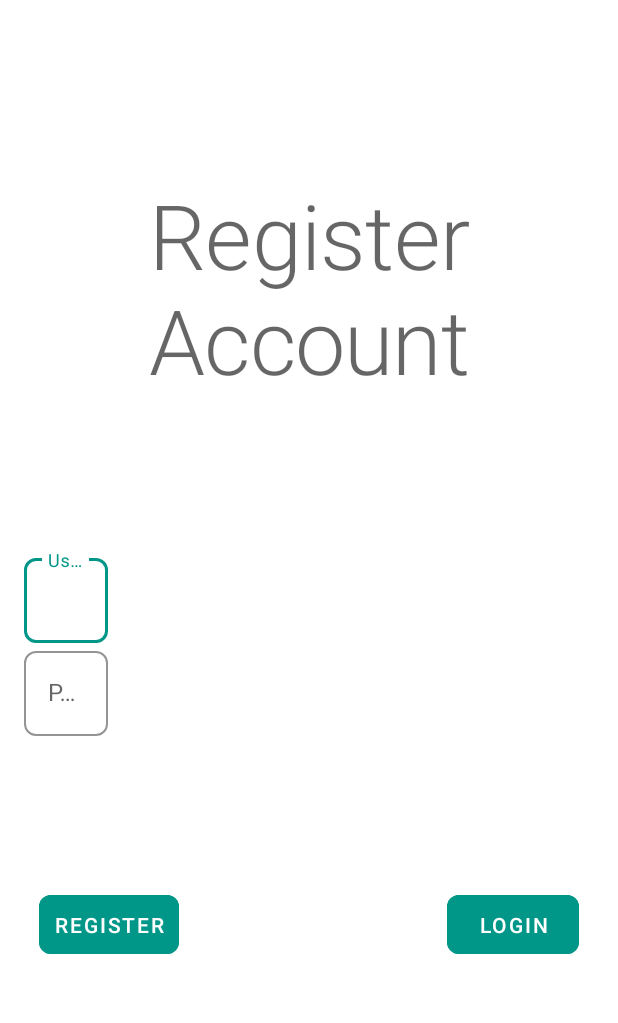
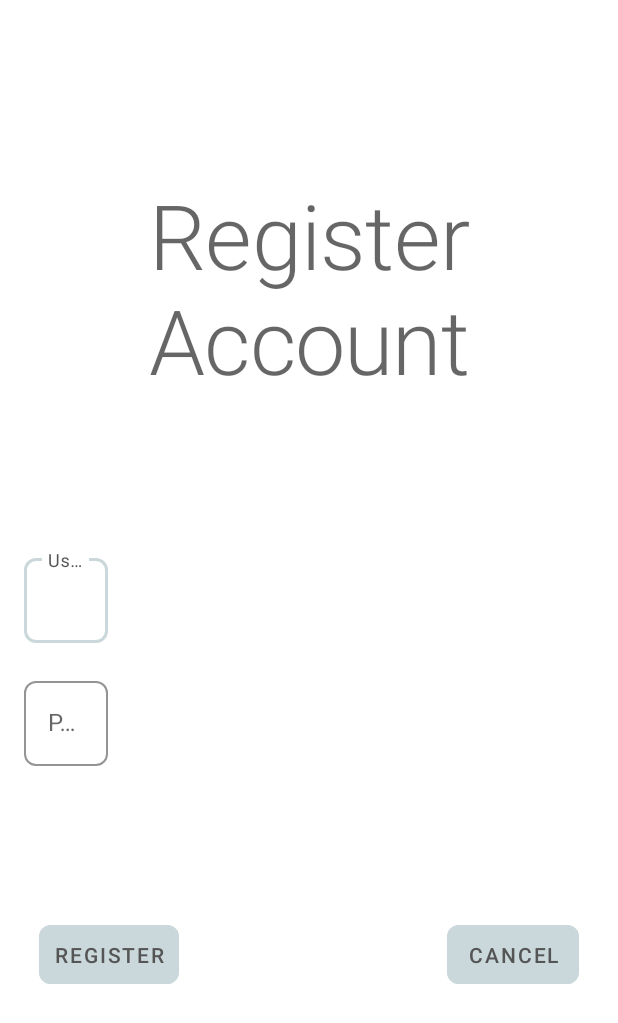
Before and after one commit to brapana/Bank, an Android app: the RegisterActivity screen opened directly, with no data from a screen before it, on a phone screen of 412 x 824 dp. Shown: the top 1023 px of the screen. Run offline under Robolectric (Android 15) with nearby library versions, the phone set to English and light mode, and no system bars.

Commit message:
update on layout and palette

```diff
--- a/app/src/main/res/layout/activity_register.xml
+++ b/app/src/main/res/layout/activity_register.xml
@@ -1,27 +1,13 @@
 <?xml version="1.0" encoding="utf-8"?>
-<LinearLayout
+<ScrollView
     xmlns:android="http://schemas.android.com/apk/res/android"
     xmlns:app="http://schemas.android.com/apk/res-auto"
     xmlns:tools="http://schemas.android.com/tools"
     android:layout_width="match_parent"
     android:layout_height="match_parent"
     android:layout_margin="@dimen/default_margin"
-    android:orientation="vertical"
+    android:fillViewport="true"
     tools:context=".RegisterActivity">
-
-    <Space
-        android:layout_width="match_parent"
-        android:layout_height="@dimen/spacer" />
-
-    <TextView
-        android:id="@+id/title"
-        android:layout_width="wrap_content"
-        android:layout_height="wrap_content"
-        android:layout_gravity="center_horizontal"
-        android:text="@string/register_header"
-        android:textAlignment="center"
-        android:textAppearance="@style/Bank.Heading" />
-
 
     <RelativeLayout
         android:layout_width="match_parent"
@@ -32,11 +18,26 @@
             android:layout_width="match_parent"
             android:layout_height="@dimen/spacer" />
 
+        <TextView
+            android:id="@+id/title"
+            android:layout_width="wrap_content"
+            android:layout_height="wrap_content"
+            android:layout_below="@id/spacer"
+            android:text="@string/register_header"
+            android:textAlignment="center"
+            android:textAppearance="@style/Bank.Heading" />
+
+        <Space
+            android:id="@+id/spacer2"
+            android:layout_width="match_parent"
+            android:layout_height="@dimen/spacer"
+            android:layout_below="@id/title" />
+
         <com.google.android.material.textfield.TextInputLayout
             android:id="@+id/layout"
             android:layout_width="match_parent"
             android:layout_height="wrap_content"
-            android:layout_below="@id/spacer"
+            android:layout_below="@id/spacer2"
             app:hintEnabled="true">
 
             <com.google.android.material.textfield.TextInputEditText
@@ -52,11 +53,17 @@
 
         </com.google.android.material.textfield.TextInputLayout>
 
+        <Space
+            android:id="@+id/spacer3"
+            android:layout_width="match_parent"
+            android:layout_height="@dimen/spacer_small"
+            android:layout_below="@id/layout"/>
+
         <com.google.android.material.textfield.TextInputLayout
             android:id="@+id/layout2"
             android:layout_width="match_parent"
             android:layout_height="wrap_content"
-            android:layout_below="@id/layout"
+            android:layout_below="@id/spacer3"
             app:hintEnabled="true">
 
             <com.google.android.material.textfield.TextInputEditText
@@ -75,7 +82,7 @@
         </com.google.android.material.textfield.TextInputLayout>
 
         <Space
-            android:id="@+id/spacer2"
+            android:id="@+id/spacer4"
             android:layout_width="match_parent"
             android:layout_height="@dimen/spacer"
             android:layout_below="@id/layout2" />
@@ -84,7 +91,7 @@
             android:id="@+id/register_button"
             android:layout_width="wrap_content"
             android:layout_height="wrap_content"
-            android:layout_below="@id/spacer2"
+            android:layout_below="@id/spacer4"
             android:layout_alignParentStart="true"
             android:layout_marginStart="@dimen/button_margin"
             android:text="@string/register" />
@@ -93,11 +100,11 @@
             android:id="@+id/cancel_button"
             android:layout_width="wrap_content"
             android:layout_height="wrap_content"
-            android:layout_below="@id/spacer2"
+            android:layout_below="@id/spacer4"
             android:layout_alignParentEnd="true"
             android:layout_marginEnd="@dimen/button_margin"
-            android:text="@string/login" />
+            android:text="@string/cancel" />
 
     </RelativeLayout>
 
-</LinearLayout>
+</ScrollView>
--- a/app/src/main/res/values-night/themes.xml
+++ b/app/src/main/res/values-night/themes.xml
@@ -1,20 +1,21 @@
 <resources xmlns:tools="http://schemas.android.com/tools">
     <!-- Base application theme. -->
-    <style name="Theme.Bank" parent="Theme.MaterialComponents.DayNight.DarkActionBar">
+    <style name="Theme.Bank" parent="Theme.MaterialComponents.DayNight.NoActionBar">
         <!-- Primary brand color. -->
-        <item name="colorPrimary">@color/teal_200</item>
-        <item name="colorPrimaryVariant">@color/teal_200_dark</item>
-        <item name="colorOnPrimary">@color/black</item>
+        <item name="colorPrimary">@color/blue_100</item>
+        <item name="colorPrimaryVariant">@color/black_700</item>
+        <item name="colorOnPrimary">@color/black_700</item>
         <!-- Secondary brand color. -->
-        <item name="colorSecondary">@color/deep_orange_200</item>
-        <item name="colorSecondaryVariant">@color/deep_orange_200</item>
-        <item name="colorOnSecondary">@color/black</item>
+        <item name="colorSecondary">?attr/colorPrimary</item>
+        <item name="colorSecondaryVariant">?attr/colorPrimaryVariant</item>
+        <item name="colorOnSecondary">?attr/colorOnPrimary</item>
         <!-- Status bar color. -->
         <item name="android:statusBarColor" tools:targetApi="l">?attr/colorPrimaryVariant</item>
+
         <!-- Customize your theme here. -->
         <item name="backgroundColor">@color/background</item>
         <item name="colorOnBackground">@color/light_gray</item>
-        <item name="colorError">@color/error</item>
+        <item name="colorError">@color/bronze_500</item>
         <item name="colorOnError">@color/black</item>
 
         <item name="android:backgroundTint">?attr/backgroundColor</item>
@@ -25,6 +26,6 @@
 
         <item name="shapeAppearanceSmallComponent">@style/Bank.ShapeAppearance.Small</item>
         <item name="textInputStyle">@style/Bank.TextInputStyle</item>
-        <item name="materialButtonStyle">@style/Bank.TextButtonStyle</item>
+        <item name="materialButtonStyle">@style/Bank.TextButtonStyleDark</item>
     </style>
 </resources>
--- a/app/src/main/res/values/colors.xml
+++ b/app/src/main/res/values/colors.xml
@@ -1,27 +1,18 @@
 <?xml version="1.0" encoding="utf-8"?>
 <resources>
-    <!--
-    <color name="purple_200">#FFBB86FC</color>
-    <color name="purple_500">#FF6200EE</color>
-    <color name="purple_700">#FF3700B3</color>
-    <color name="teal_200">#FF03DAC5</color>
-    <color name="teal_700">#FF018786</color> -->
     <color name="black">#FF000000</color>
     <color name="white">#FFFFFFFF</color>
 
-    <color name="teal_200">#80cbc4</color>
-    <color name="teal_200_light">#b2fef7</color> <!-- accent color-->
-    <color name="teal_200_dark">#4f9a94</color> <!-- quick links bar-->
-
-    <color name="teal_500">#009688</color>
-    <color name="teal_500_light">#52c7b8</color>
-    <color name="teal_500_dark">#00675b</color>
-
-    <color name="deep_orange_200">#ffab91</color>
-    <color name="deep_orange_200_light">#ffddc1</color>
-    <color name="deep_orange_200_dark">#c97b63</color>
-
-    <color name="error">#cf6679</color>
     <color name="background">#121212</color>
     <color name="light_gray">#E2E2E1</color>
+
+    <!-- WHY ARE YOU PEEKING IN HERE???? -->
+    <!-- Anyway, fun fact:
+         The color palette of this app is using the colors found on the US $100 bill (except the
+         standard colors above). Share this for a compliment. -->
+    <color name="blue_100">#CAD8DB</color>
+    <color name="bronze_500">#D8B798</color>
+    <color name="bronze_900">#B36A41</color>
+    <color name="green_700">#517E61</color>
+    <color name="black_700">#555555</color>
 </resources>
--- a/app/src/main/res/values/dimens.xml
+++ b/app/src/main/res/values/dimens.xml
@@ -4,5 +4,6 @@
 
     <dimen name="default_margin">16dp</dimen>
     <dimen name="spacer">100dp</dimen>
+    <dimen name="spacer_small">20dp</dimen>
     <dimen name="button_margin">10dp</dimen>
 </resources>
--- a/app/src/main/res/values/strings.xml
+++ b/app/src/main/res/values/strings.xml
@@ -4,6 +4,7 @@
     <string name="password">Password</string>
     <string name="login">Login</string>
     <string name="register">Register</string>
+    <string name="cancel">Cancel</string>
     <string name="login_header">Bank Login</string>
     <string name="register_header">Register Account</string>
     <string name="title_activity_register">RegisterActivity</string>
--- a/app/src/main/res/values/styles.xml
+++ b/app/src/main/res/values/styles.xml
@@ -19,6 +19,7 @@
         <item name="boxStrokeColor">?attr/colorPrimary</item>
         <item name="boxStrokeErrorColor">?attr/colorError</item>
         <item name="endIconTint">?attr/colorPrimary</item>
+        <item name="hintTextColor">?attr/colorOnPrimary</item>
     </style>
 
     <!-- button -->
@@ -26,6 +27,9 @@
         <item name="android:textColor">?attr/colorOnPrimary</item>
         <item name="android:backgroundTint">?attr/colorPrimary</item>
         <item name="android:padding">@dimen/button_padding</item>
+    </style>
+
+    <style name="Bank.TextButtonStyleDark" parent="@style/Bank.TextButtonStyle">
         <item name="rippleColor">@color/ripple_material_light</item>
     </style>
 
--- a/app/src/main/res/values/themes.xml
+++ b/app/src/main/res/values/themes.xml
@@ -1,18 +1,21 @@
 <resources xmlns:tools="http://schemas.android.com/tools">
     <!-- Base application theme. -->
-    <style name="Theme.Bank" parent="Theme.MaterialComponents.DayNight.DarkActionBar">
+    <style name="Theme.Bank" parent="Theme.MaterialComponents.DayNight.NoActionBar">
         <!-- Primary brand color. -->
-        <item name="colorPrimary">@color/teal_500</item>
-        <item name="colorPrimaryVariant">@color/teal_500_dark</item>
-        <item name="colorOnPrimary">@color/white</item>
+        <item name="colorPrimary">@color/blue_100</item>
+        <item name="colorPrimaryVariant">@color/black_700</item>
+        <item name="colorOnPrimary">@color/black_700</item>
         <!-- Secondary brand color. -->
-        <item name="colorSecondary">@color/deep_orange_200</item>
-        <item name="colorSecondaryVariant">@color/deep_orange_200_dark</item>
-        <item name="colorOnSecondary">@color/black</item>
+        <item name="colorSecondary">?attr/colorPrimary</item>
+        <item name="colorSecondaryVariant">?attr/colorPrimaryVariant</item>
+        <item name="colorOnSecondary">?attr/colorOnPrimary</item>
         <!-- Status bar color. -->
         <item name="android:statusBarColor" tools:targetApi="l">?attr/colorPrimaryVariant</item>
 
         <!-- Customize your theme here. -->
+        <item name="colorError">@color/bronze_900</item>
+        <item name="colorOnError">@color/white</item>
+
         <item name="shapeAppearanceSmallComponent">@style/Bank.ShapeAppearance.Small</item>
         <item name="textInputStyle">@style/Bank.TextInputStyle</item>
         <item name="materialButtonStyle">@style/Bank.TextButtonStyle</item>
```
Also changed, not shown: app/src/main/res/layout/activity_logged_in.xml (+8 -2 lines), app/src/main/res/layout/activity_main.xml (+28 -17 lines).
